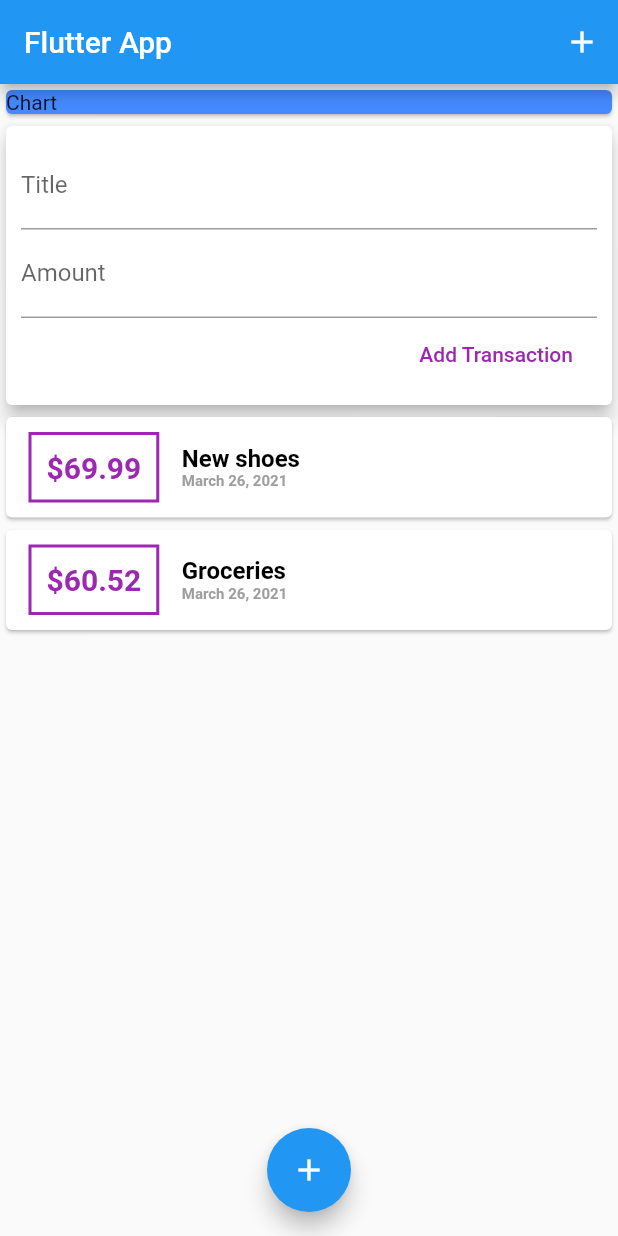
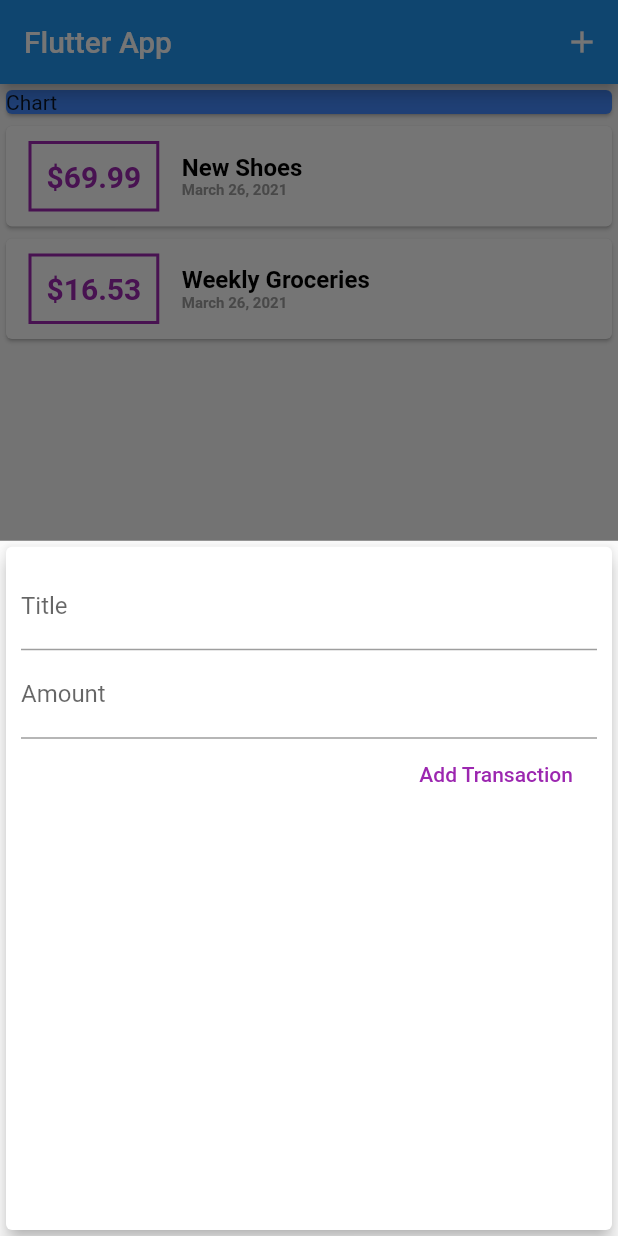
Before and after one commit to jasearce/Personal-Expenses-App, a Flutter app: the screen it shows after launch, after a tap on the "add" icon, on a phone screen of 412 x 824 dp. Run offline on Flutter 3.47's test engine with Material 2 defaults, Android fonts, the phone set to English and light mode, and no system bars.

Commit message:
se modifica UI por boton flotante y se cambia new_transaction

```diff
--- a/lib/main.dart
+++ b/lib/main.dart
@@ -1,5 +1,7 @@
 import 'package:flutter/material.dart';
-import './widgets/user_transactions.dart';
+import 'package:personal_expenses_app/widgets/new_transaction.dart';
+import 'package:personal_expenses_app/widgets/transaction_list.dart';
+import './models/transaction.dart';
 
 void main() => runApp(MyApp());
 
@@ -13,7 +15,53 @@ class MyApp extends StatelessWidget {
   }
 }
 
-class MyHomePage extends StatelessWidget {
+class MyHomePage extends StatefulWidget {
+  @override
+  _MyHomePageState createState() => _MyHomePageState();
+}
+
+class _MyHomePageState extends State<MyHomePage> {
+  final List<Transaction> _userTransactions = [
+    Transaction(
+      id: 't1',
+      title: 'New Shoes',
+      amount: 69.99,
+      date: DateTime.now(),
+    ),
+    Transaction(
+      id: 't2',
+      title: 'Weekly Groceries',
+      amount: 16.53,
+      date: DateTime.now(),
+    ),
+  ];
+
+  void _addNewTransaction(String txTitle, double txAmount) {
+    final newTx = Transaction(
+      title: txTitle,
+      amount: txAmount,
+      date: DateTime.now(),
+      id: DateTime.now().toString(),
+    );
+
+    setState(() {
+      _userTransactions.add(newTx);
+    });
+  }
+
+  void _startAddNewTransaction(BuildContext ctx) {
+    showModalBottomSheet(
+      context: ctx,
+      builder: (_) {
+        return GestureDetector(
+          onTap: () {},
+          child: NewTransaction(_addNewTransaction),
+          behavior: HitTestBehavior.opaque,
+        );
+      },
+    );
+  }
+
   @override
   Widget build(BuildContext context) {
     return Scaffold(
@@ -24,7 +72,8 @@ class MyHomePage extends StatelessWidget {
             icon: Icon(
               Icons.add,
             ),
-              onPressed: () {}),
+            onPressed: () => _startAddNewTransaction(context),
+          ),
         ],
       ),
       body: SingleChildScrollView(
@@ -39,7 +88,7 @@ class MyHomePage extends StatelessWidget {
                 child: Text("Chart"),
               ),
             ),
-            UserTransaction(),
+            TransactionList(_userTransactions),
           ],
         ),
       ),
@@ -48,7 +97,8 @@ class MyHomePage extends StatelessWidget {
         child: Icon(
           Icons.add,
         ),
-          onPressed: () {}),
+        onPressed: () => _startAddNewTransaction(context),
+      ),
     );
   }
 }
--- a/lib/widgets/new_transaction.dart
+++ b/lib/widgets/new_transaction.dart
@@ -1,11 +1,18 @@
 import 'package:flutter/material.dart';
 
-class NewTransaction extends StatelessWidget {
+class NewTransaction extends StatefulWidget {
   final Function addNewTrans;
-  final titleController = TextEditingController();
-  final amountController = TextEditingController();
 
   NewTransaction(this.addNewTrans);
+
+  @override
+  _NewTransactionState createState() => _NewTransactionState();
+}
+
+class _NewTransactionState extends State<NewTransaction> {
+  final titleController = TextEditingController();
+
+  final amountController = TextEditingController();
 
   void submitTransaction() {
     final enteredTitle = titleController.text;
@@ -16,10 +23,13 @@ class NewTransaction extends StatelessWidget {
       return;
     }
 
-    addNewTrans(
+    widget.addNewTrans(
       enteredTitle,
       enteredAmount,
     );
+
+    Navigator.of(context).pop();
+
     print("Entered title: " + enteredTitle);
     print("Entered amount: " + enteredAmount.toString());
   }
--- a/lib/widgets/user_transactions.dart
+++ /dev/null
@@ -1,40 +0,0 @@
-import 'package:flutter/material.dart';
-import './new_transaction.dart';
-import './transaction_list.dart';
-import '../models/transaction.dart';
-
-class UserTransaction extends StatefulWidget {
-  @override
-  _UserTransactionState createState() => _UserTransactionState();
-}
-
-class _UserTransactionState extends State<UserTransaction> {
-  final List<Transaction> _userTransactions = [
-    Transaction(
-        id: "t1", title: "New shoes", amount: 69.99, date: DateTime.now()),
-    Transaction(
-        id: "t2", title: "Groceries", amount: 60.52, date: DateTime.now()),
-  ];
-
-  void _addNewTransaction(String txTitle, double txAmount) {
-    final newTx = Transaction(
-      id: DateTime.now().toString(),
-      title: txTitle,
-      amount: txAmount,
-      date: DateTime.now(),
-    );
-    setState(() {
-      _userTransactions.add(newTx);
-    });
-  }
-
-  @override
-  Widget build(BuildContext context) {
-    return Column(
-      children: [
-        NewTransaction(_addNewTransaction),
-        TransactionList(_userTransactions),
-      ],
-    );
-  }
-}
```
Lines whose indentation alone changed are shown as unchanged.
